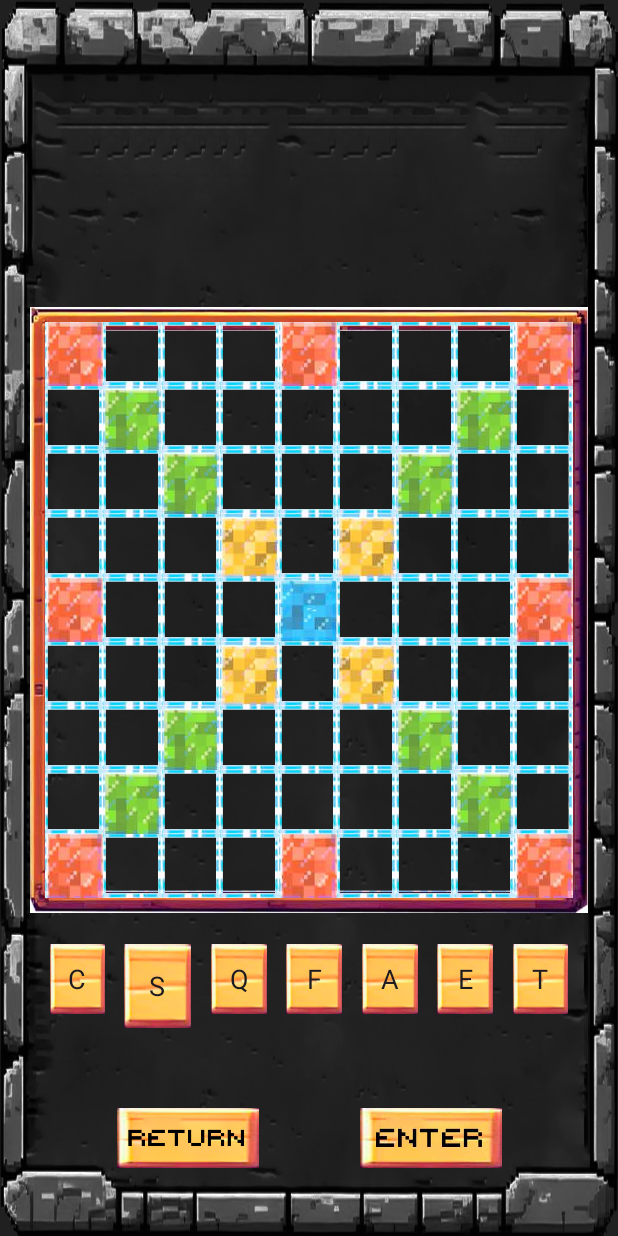
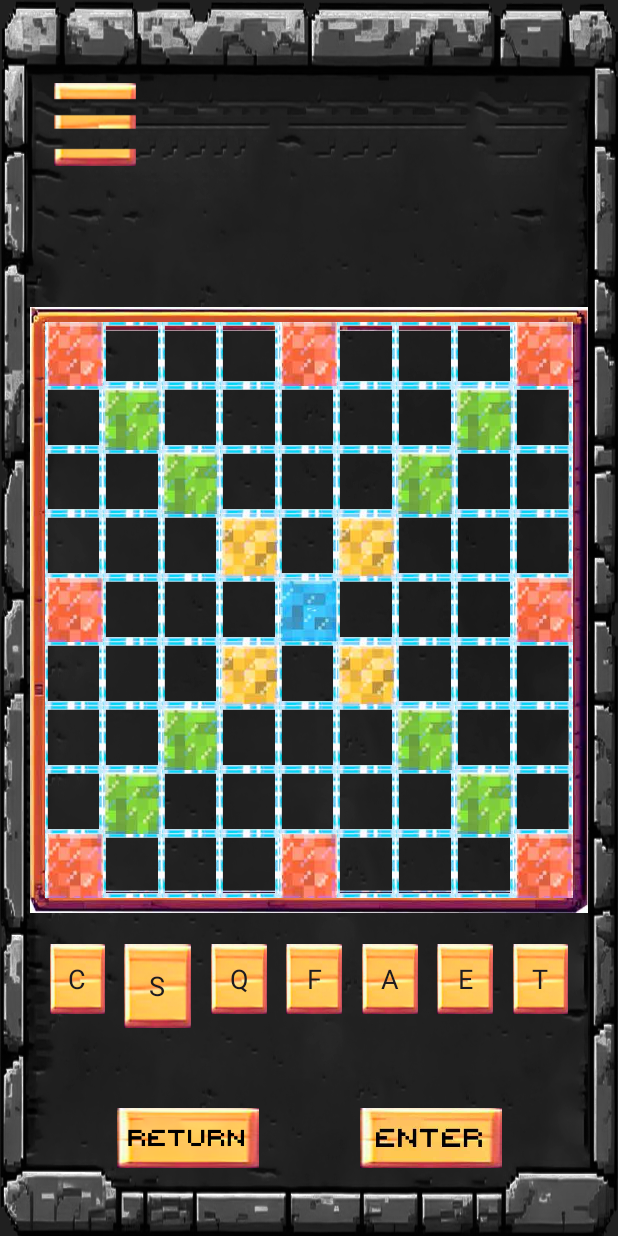
Before and after one commit to UNKQULE/PIXEL-SCRABBLE, an Android app: the GameActivity screen opened directly, with no data from a screen before it, after a tap on an icon or button, on a phone screen of 412 x 824 dp. Run offline under Robolectric (Android 15) with nearby library versions, the phone set to English and light mode, and no system bars; 3 other taps on this screen came first.

Commit message:
общая версия

```diff
--- a/app/src/main/java/com/example/scrabble/GameActivity.java
+++ b/app/src/main/java/com/example/scrabble/GameActivity.java
@@ -1,14 +1,10 @@
 package com.example.scrabble;
 
-import androidx.annotation.NonNull;
 import androidx.appcompat.app.AppCompatActivity;
 import androidx.appcompat.view.ContextThemeWrapper;
 import androidx.constraintlayout.widget.ConstraintLayout;
 import androidx.constraintlayout.widget.ConstraintSet;
-
-
 import android.graphics.Color;
-import android.graphics.drawable.Drawable;
 import android.os.Bundle;
 import android.util.Pair;
 import android.view.View;
@@ -16,16 +12,14 @@ import android.view.ViewGroup;
 import android.widget.Button;
 import android.widget.GridLayout;
 import android.widget.ImageButton;
-
 import java.util.Arrays;
 import java.util.List;
 
-
 public class GameActivity extends AppCompatActivity {
 
-    private final char[][] desk = new char[9][9];
+    private final char[][] gameBoard = new char[9][9];
 
-    private final List<Pair<Integer, Integer>> w3 = Arrays.asList(
+    private static final List<Pair<Integer, Integer>> w3 = Arrays.asList(
             new Pair<>(0, 0),
             new Pair<>(0, 4),
             new Pair<>(0, 8),
@@ -36,7 +30,7 @@ public class GameActivity extends AppCompatActivity {
             new Pair<>(8, 8)
     );
 
-    private final List<Pair<Integer, Integer>> l3 = Arrays.asList(
+    private static final List<Pair<Integer, Integer>> l3 = Arrays.asList(
             new Pair<>(1, 1),
             new Pair<>(1, 7),
             new Pair<>(2, 2),
@@ -47,230 +41,179 @@ public class GameActivity extends AppCompatActivity {
             new Pair<>(7, 7)
     );
 
-    private final List<Pair<Integer, Integer>> l2 = Arrays.asList(
+    private static final List<Pair<Integer, Integer>> l2 = Arrays.asList(
             new Pair<>(3, 3),
             new Pair<>(3, 5),
             new Pair<>(5, 3),
             new Pair<>(5, 5)
     );
 
-    int[] buttonIds = new int[7];
-
-    private char value = '0';
-    int count = 0;
-    boolean firstWordFlag = true;
-    int prevBtn = 0;
-
+    private Button[] handTiles;
+    private int prevSelectedHandTileId = -1;
+    private char selectedChar = '0';
+    private int placedTilesCount = 0;
+    private boolean isFirstWord = true;
 
     @Override
     protected void onCreate(Bundle savedInstanceState) {
         super.onCreate(savedInstanceState);
         setContentView(R.layout.activity_game);
         GridLayout gridLayout = findViewById(R.id.gridLayout);
+        ConstraintLayout constraintLayout = findViewById(R.id.botConstraint);
+        initializeBoard(gridLayout);
+        initializeHand(constraintLayout);
+        initializeControlButtons();
+    }
 
-        //отрисовываем карту
-
+    private void initializeBoard(GridLayout gridLayout) {
         for (int row = 0; row < 9; row++) {
             for (int col = 0; col < 9; col++) {
-                Button button = getButton(row, col);
-
-                // Параметры разметки для кнопки
+                Button boardCell = getBoardCell(row, col);
+                boardCell.setId(View.generateViewId());
+                int finalRow = row;
+                int finalCol = col;
+                boardCell.setOnClickListener(v -> boardCellClick(boardCell, finalRow, finalCol));
                 GridLayout.LayoutParams params = new GridLayout.LayoutParams();
                 params.width = 0;
                 params.height = 0;
                 params.rowSpec = GridLayout.spec(row, 1, 1f);
                 params.columnSpec = GridLayout.spec(col, 1, 1f);
-                params.setMargins(0, 0, 0, 0); // Можно настроить отступы
-
-                // Добавление кнопки в GridLayout
-                gridLayout.addView(button, params);
+                params.setMargins(0, 0, 0, 0);
+                gridLayout.addView(boardCell, params);
             }
         }
+    }
 
-        ConstraintLayout constraintLayout = findViewById(R.id.botConstraint);
-
-        Button[] buttons = new Button[7];
-
-        for (int i = 0; i < buttons.length; i++) {
-            // Создаем кнопку
-            buttons[i] = new Button(new ContextThemeWrapper(this, R.style.UserCard), null, 0);
-            buttons[i].setId(View.generateViewId());
-            int finalI = i;
-            char text = Game.getRandomChar();
-            buttons[finalI].setText(String.valueOf(text));
-            buttons[i].setOnClickListener(v -> {
-
-                if(prevBtn != 0 & prevBtn != buttons[finalI].getId()) {
-                    Button prevButton = findViewById(prevBtn);
-                    ViewGroup.LayoutParams prevLayoutParams = prevButton.getLayoutParams();
-                    prevLayoutParams.width = (int) (prevButton.getWidth() / 1.2);
-                    prevLayoutParams.height = (int) (prevButton.getHeight() / 1.2);
-                    prevButton.setLayoutParams(prevLayoutParams);
-                }
-                value = buttons[finalI].getText().charAt(0);
-                if(prevBtn != buttons[finalI].getId()) {
-                    // Вычисление новых размеров
-                    int newWidth = (int) (buttons[finalI].getWidth() * 1.2);
-                    int newHeight = (int) (buttons[finalI].getHeight() * 1.2);
-
-                    // Получение параметров макета и установка новых размеров
-                    ViewGroup.LayoutParams layoutParams = buttons[finalI].getLayoutParams();
-                    layoutParams.width = newWidth;
-                    layoutParams.height = newHeight;
-
-                    // Применение новых параметров к кнопке
-                    buttons[finalI].setLayoutParams(layoutParams);
-                    prevBtn = buttons[finalI].getId();
-                }
-
-
-            });
-
-            // Устанавливаем параметры разметки
+    private void initializeHand(ConstraintLayout constraintLayout) {
+        handTiles = new Button[7];
+        for (int i = 0; i < 7; i++) {
+            Button handTile = new Button(new ContextThemeWrapper(this, R.style.HandTile), null, 0);
+            handTile.setId(View.generateViewId());
+            handTiles[i] = handTile;
+            char letter = Game.getRandomChar();
+            handTile.setText(String.valueOf(letter));
+            handTile.setOnClickListener(v -> handTileClick(handTile));
             ConstraintLayout.LayoutParams layoutParams = new ConstraintLayout.LayoutParams(
                     ConstraintLayout.LayoutParams.MATCH_CONSTRAINT,
                     ConstraintLayout.LayoutParams.MATCH_CONSTRAINT);
             layoutParams.matchConstraintPercentWidth = 0.10f;
             layoutParams.matchConstraintPercentHeight = 0.30f;
-
-            // Добавляем кнопку в ConstraintLayout
-            constraintLayout.addView(buttons[i], layoutParams);
+            constraintLayout.addView(handTile, layoutParams);
         }
-
-
-        // Создаем горизонтальный chain
         ConstraintSet constraintSet = new ConstraintSet();
         constraintSet.clone(constraintLayout);
-
-        // Вспомогательный массив для ID кнопок
-        for (int i = 0; i < buttons.length; i++) {
-            buttonIds[i] = buttons[i].getId();
-            // Установка обработчиков событий для перетаскивания
+        int[] buttonIds = new int[handTiles.length];
+        for (int i = 0; i < handTiles.length; i++) {
+            buttonIds[i] = handTiles[i].getId();
         }
-
-
-        // Создаем горизонтальный chain
         constraintSet.createHorizontalChain(
                 ConstraintSet.PARENT_ID, ConstraintSet.LEFT,
                 ConstraintSet.PARENT_ID, ConstraintSet.RIGHT,
                 buttonIds, null, ConstraintSet.CHAIN_SPREAD);
-
-        // Применяем ограничения к ConstraintLayout
         constraintSet.applyTo(constraintLayout);
-
-        //кнопки ENTER и RETRUN
-        ImageButton enterBtn = findViewById(R.id.enter_button_image);
-        ImageButton returnBtn = findViewById(R.id.return_button_image);
-
-        returnBtn.setOnClickListener(v -> {
-            if(count != 0) {
-                for(int i = 0; i < 7; ++i) {
-                    Button handDice = findViewById(buttonIds[i]);
-                    handDice.setVisibility(View.VISIBLE);
+    }
+    private void initializeControlButtons() {
+        ImageButton enterButton = findViewById(R.id.enter_button_image);
+        enterButton.setOnClickListener(v -> enterButton.setVisibility(View.INVISIBLE));
+        ImageButton return_button_image = findViewById(R.id.return_button_image);
+        return_button_image.setOnClickListener(v -> {
+            if (placedTilesCount != 0) {
+                for (int i = 0; i < placedTilesCount; ++i) {
+                    Button returnTile = findViewById(Game.returnTileId());
+                    Game.undoLastMove(returnTile, gameBoard);
                 }
-                for(int i = 0; i < count; ++i) {
-                    Button deskDice = findViewById(Game.returnDiceId());
-                    Drawable background = Game.returnDiceBackground();
-                    Pair<Integer, Integer> pos = Game.returnDicePosition();
-                    Game.addChar(deskDice.getText().charAt(0));
-                    deskDice.setText("");
-                    deskDice.setBackground(background);
-                    desk[pos.first][pos.second] = 0;
+                for (Button handButton : handTiles) {
+                    if (!handButton.isShown()) {
+                        handButton.setVisibility(View.VISIBLE);
+                    }
                 }
-                count = 0;
-
+                placedTilesCount = 0;
             }
         });
 
-        enterBtn.setOnClickListener(v -> {
-            if(!firstWordFlag) {
-                Game.nextTurn();
-                count = 0;
-                //enterBtn.setBackgroundColor(ContextCompat.getColor(this, R.color.grey));
-                for(int i = 0; i < 7; ++i) {
-                    Button handDice = findViewById(buttonIds[i]);
-                    if (handDice.getVisibility() == View.GONE) {
-                        char text = Game.getRandomChar();
-                        handDice.setText(String.valueOf(text));
-                        handDice.setVisibility(View.VISIBLE);
+        enterButton.setOnClickListener(v -> {
+            if (!isFirstWord) {
+                Game.endTurn();
+                placedTilesCount = 0;
+                for (Button handTile : handTiles) {
+                    if (!handTile.isShown()) {
+                        char letter = Game.getRandomChar();
+                        handTile.setText(String.valueOf(letter));
+                        handTile.setVisibility(View.VISIBLE);
                     }
                 }
             }
-
         });
-
     }
 
-    @NonNull
-    private Button getButton(int row, int col) {
-        Pair<Integer, Integer> pos = new Pair<>(row, col);
-        boolean flag = false;
-        if(w3.contains(pos)) {
-            Button button = new Button(new ContextThemeWrapper(this, R.style.W3Place), null, 0);
-            button.setId(View.generateViewId());
-            setClickListener(button, row, col);
-            return button;
+    private void boardCellClick(Button boardCell, int row, int col) {
+        if (selectedChar != '0' && boardCell.getText().toString().isEmpty()) {
+            Game.addTile(boardCell, selectedChar, row, col, gameBoard);
+            if (prevSelectedHandTileId != -1) {
+                findViewById(prevSelectedHandTileId).setVisibility(View.GONE);
+            }
+            selectedChar = '0';
+            placedTilesCount++;
+
+            // Проверяем условия для отображения кнопки enter
+            ImageButton enterButton = findViewById(R.id.enter_button_image);
+            if (isFirstWord && row == 4 && col == 4) {
+                enterButton.setVisibility(View.VISIBLE); // Показываем кнопку enter
+            } else {
+                enterButton.setVisibility(View.INVISIBLE); // Прячем кнопку enter
+            }
+
+            // Если это не первое слово и есть соседи, то показываем кнопку enter
+            if (!isFirstWord && Game.hasNeighbours(gameBoard, row, col)) {
+                enterButton.setVisibility(View.VISIBLE); // Показываем кнопку enter
+            } else {
+                enterButton.setVisibility(View.INVISIBLE); // Прячем кнопку enter
+            }
+
+            // Сброс isFirstWord, если была установлена первая плитка
+            if (isFirstWord && row == 4 && col == 4) {
+                isFirstWord = false;
+            }
         }
-        if(l3.contains(pos)) {
-            Button button = new Button(new ContextThemeWrapper(this, R.style.L3Place), null, 0);
-            button.setId(View.generateViewId());
-            setClickListener(button, row, col);
-            return button;
-        }
-        if(l2.contains(pos)) {
-            Button button = new Button(new ContextThemeWrapper(this, R.style.L2Place), null, 0);
-            button.setId(View.generateViewId());
-            setClickListener(button, row, col);
-            return button;
-        }
-        if(pos.equals(new Pair<>(4, 4))) {
-            Button button = new Button(new ContextThemeWrapper(this, R.style.StartPlace), null, 0);
-            button.setId(View.generateViewId());
-            setClickListener(button, row, col);
-            return button;
-        }
-        if(!flag) {
-            Button button = new Button(new ContextThemeWrapper(this, R.style.DefaultPlace), null, 0);
-            button.setId(View.generateViewId());
-            setClickListener(button, row, col);
-            return button;
-        }
-        return null;
     }
 
-    private void setClickListener(Button button, int row, int col) {
-        button.setOnClickListener(v -> {
-            // Обработчик нажатий для кнопки
-            if (value != '0') {
-                if(count != 0) {
-                    if(Game.hasNeighbours(desk, row, col) && button.getText() == "") {
-                        Game.addDice(button, value, row, col);
-                        desk[row][col] = value;
-                        Button prevButton = findViewById(prevBtn);
-                        prevButton.setVisibility(View.GONE);
-                        if(firstWordFlag && row == 4 && col == 4) {
-                            ImageButton enterBtn = findViewById(R.id.enter_button_image);
-                            enterBtn.setBackgroundColor(Color.GREEN);
-                            firstWordFlag = false;
-                        }
-                        value = '0';
-                        count++;
-                    }
-                } else {
-                    Game.addDice(button, value, row, col);
-                    desk[row][col] = value;
-                    value = '0';
-                    Button prevButton = findViewById(prevBtn);
-                    prevButton.setVisibility(View.GONE);
-                    if(firstWordFlag && row == 4 && col == 4) {
-                        ImageButton enterBtn = findViewById(R.id.enter_button_image);
-                        enterBtn.setBackgroundColor(Color.GREEN);
-                        firstWordFlag = false;
-                    }
-                    count++;
-                }
+    private void handTileClick(Button button) {
+        if (prevSelectedHandTileId != -1 && prevSelectedHandTileId != button.getId()) {
+            Button prevSelectedButton = findViewById(prevSelectedHandTileId);
+            ViewGroup.LayoutParams prevLayoutParams = prevSelectedButton.getLayoutParams();
+            prevLayoutParams.width = (int) (prevSelectedButton.getWidth() / 1.2);
+            prevLayoutParams.height = (int) (prevSelectedButton.getHeight() / 1.2);
+            prevSelectedButton.setLayoutParams(prevLayoutParams);
+        }
 
-            }
-        });
+        selectedChar = button.getText().charAt(0);
+        if (prevSelectedHandTileId != button.getId()) {
+            int newWidth = (int) (button.getWidth() * 1.2);
+            int newHeight = (int) (button.getHeight() * 1.2);
+
+            ViewGroup.LayoutParams layoutParams = button.getLayoutParams();
+            layoutParams.width = newWidth;
+            layoutParams.height = newHeight;
+
+            button.setLayoutParams(layoutParams);
+            prevSelectedHandTileId = button.getId();
+        }
+    }
+
+    private Button getBoardCell(int row, int col) {
+        Pair<Integer, Integer> pos = new Pair<>(row, col);
+        if (w3.contains(pos)) {
+            return new Button(new android.view.ContextThemeWrapper(this, R.style.W3Place), null, 0);
+        }
+        if (l3.contains(pos)) {
+            return new Button(new android.view.ContextThemeWrapper(this, R.style.L3Place), null, 0);
+        }
+        if (l2.contains(pos)) {
+            return new Button(new android.view.ContextThemeWrapper(this, R.style.L2Place), null, 0);
+        }
+        if (pos.equals(new Pair<>(4, 4))) {
+            return new Button(new android.view.ContextThemeWrapper(this, R.style.StartPlace), null, 0);
+        }
+        return new Button(new android.view.ContextThemeWrapper(this, R.style.DefaultPlace), null, 0);
     }
 }
--- a/app/src/main/res/layout/activity_game.xml
+++ b/app/src/main/res/layout/activity_game.xml
@@ -16,6 +16,20 @@
         android:layout_height="0dp"
         app:layout_constraintHeight_default="percent"
         app:layout_constraintHeight_percent="0.2">
+
+        <ImageButton
+            android:id="@+id/menu_image"
+            android:layout_width="55dp"
+            android:layout_height="55dp"
+            android:layout_marginStart="15dp"
+            android:layout_marginTop="15dp"
+            android:adjustViewBounds="true"
+            android:background="?android:attr/selectableItemBackground"
+            android:scaleType="centerInside"
+            android:src="@drawable/menu_image"
+            app:layout_constraintStart_toStartOf="parent"
+            app:layout_constraintTop_toTopOf="parent" />
+
     </androidx.constraintlayout.widget.ConstraintLayout>
     <GridLayout
         android:background="@drawable/gameboard_image"
@@ -45,6 +59,7 @@
         app:layout_constraintHeight_percent="0.2"
         app:layout_constraintBottom_toBottomOf="parent">
 
+
         <ImageButton
             android:id="@+id/enter_button_image"
             android:layout_width="130dp"
--- a/app/src/main/res/values-night/themes.xml
+++ /dev/null
@@ -1,7 +0,0 @@
-<resources xmlns:tools="http://schemas.android.com/tools">
-    <!-- Base application theme. -->
-    <style name="Base.Theme.Scrabble" parent="Theme.Material3.DayNight.NoActionBar">
-        <!-- Customize your dark theme here. -->
-        <!-- <item name="colorPrimary">@color/my_dark_primary</item> -->
-    </style>
-</resources>
--- a/app/src/main/res/values/style.xml
+++ b/app/src/main/res/values/style.xml
@@ -15,8 +15,8 @@
     <style name="W3Place">
         <item name="android:background">@drawable/w3_image</item>
     </style>
-    <style name="UserCard">
-        <item name="android:background">@drawable/dice_image</item>
+    <style name="HandTile">
+        <item name="android:background">@drawable/tile_image</item>
         <item name="android:textSize">18sp</item>
         <item name="android:gravity">center</item>
     </style>
```
Also changed, not shown: app/src/main/java/com/example/scrabble/Game.java (+40 -21 lines), app/src/main/res/drawable/menu_image.png (renamed from app/src/main/res/drawable/mune_image.png), app/src/main/res/drawable/tile_image.jpg (renamed from app/src/main/res/drawable/dice_image.jpg).
